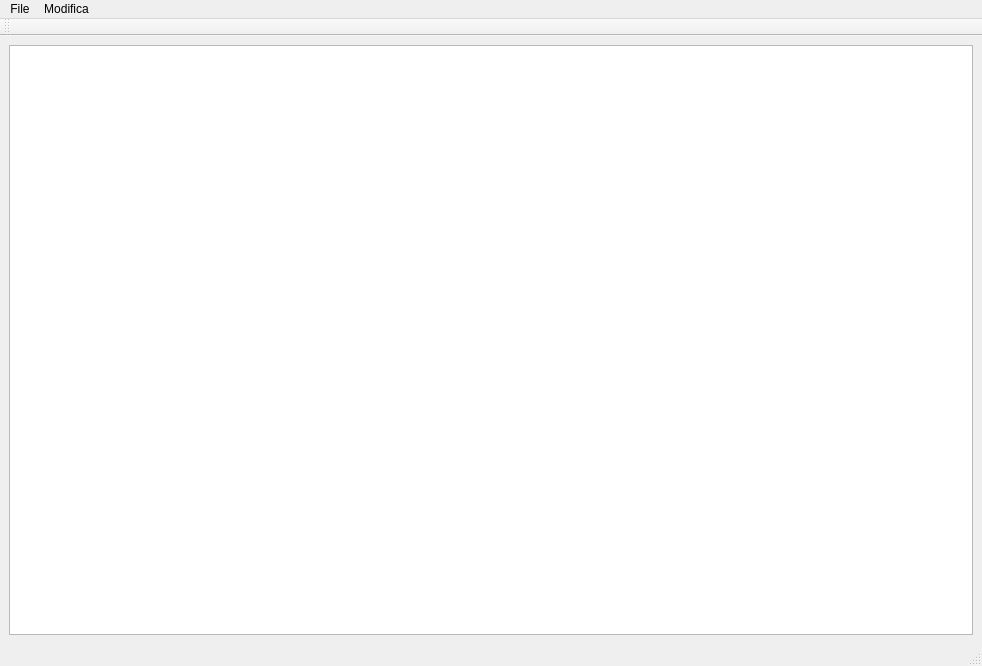
The window that Client/EditorGUI/EditorGUI/Editor/Editor.ui (iliodipietro/Programmazione-Di-Sistema-Collaborative-Editor) describes before a commit, drawn with Qt 5.
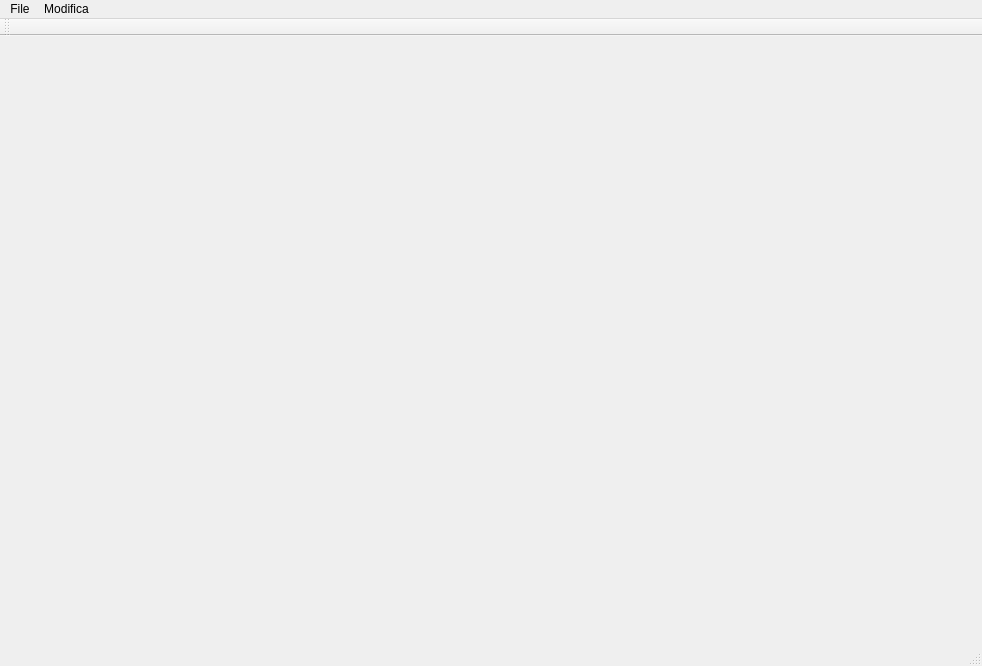
The same window after the commit.

The edit to the form file:
```diff
--- a/Client/EditorGUI/EditorGUI/Editor/Editor.ui
+++ b/Client/EditorGUI/EditorGUI/Editor/Editor.ui
@@ -35,16 +35,6 @@
       <property name="sizeConstraint">
        <enum>QLayout::SetMinAndMaxSize</enum>
       </property>
-      <item row="0" column="0">
-       <widget class="QTextEdit" name="textEdit">
-        <property name="minimumSize">
-         <size>
-          <width>0</width>
-          <height>0</height>
-         </size>
-        </property>
-       </widget>
-      </item>
      </layout>
     </item>
    </layout>
```
Left out of the diff: 2 changed lines with no effect on the pictures.
